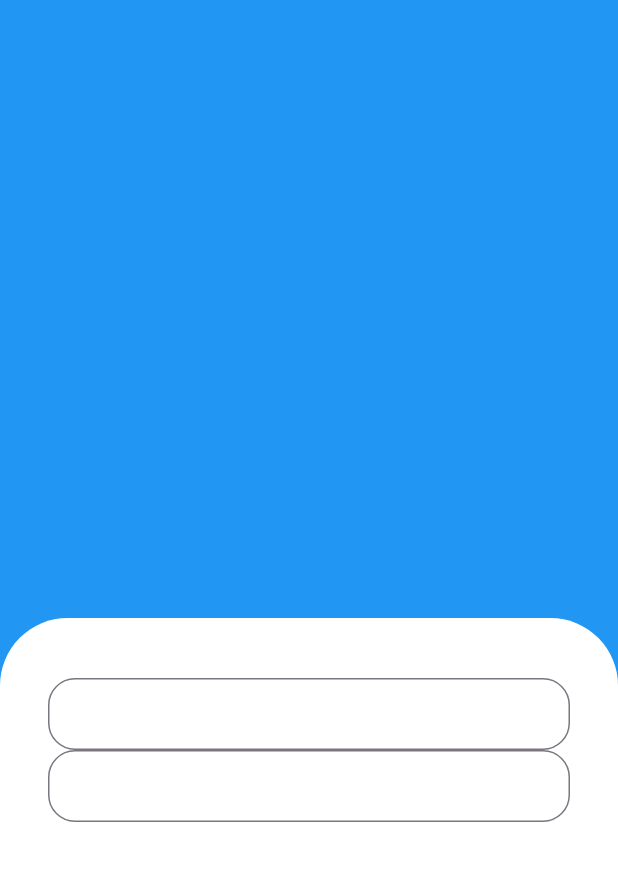
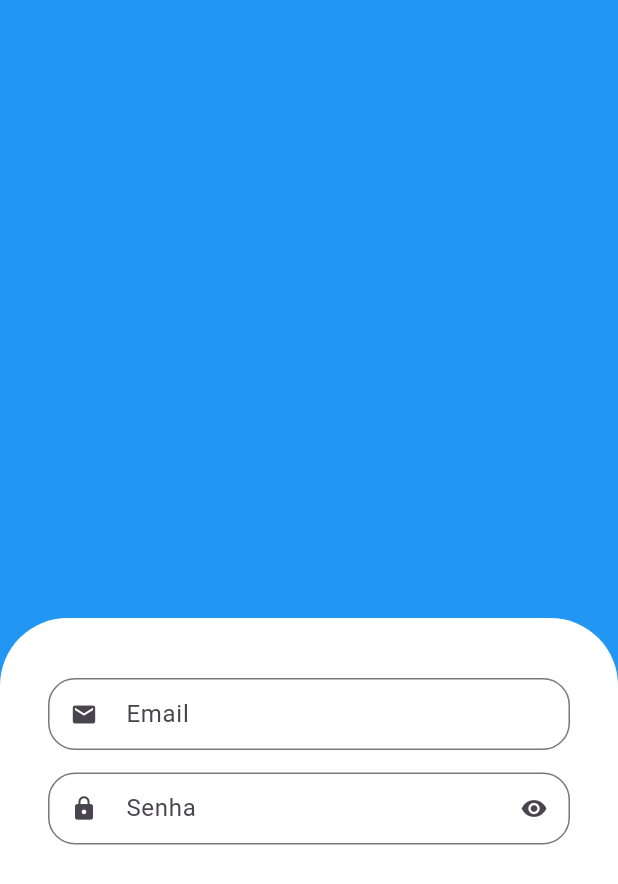
Before and after one commit to muriloLuix/TeladeLoginHortifruti, a Flutter app: the screen it shows after launch, on a phone screen of 412 x 824 dp. Shown: the top 884 px of the screen. Run offline on Flutter 3.47's test engine with Material 3 defaults, Android fonts, the phone set to English and light mode, and no system bars; missing offline and left inert: dart:ffi.

Commit message:
Tela de Login

```diff
--- a/lib/src/authentication/login_screen.dart
+++ b/lib/src/authentication/login_screen.dart
@@ -1,4 +1,5 @@
 import 'package:flutter/material.dart';
+import 'package:hortifruti/src/components/campoDeTexto.dart';
 
 class LoginScreen extends StatelessWidget {
   const LoginScreen({super.key});
@@ -24,21 +25,10 @@ class LoginScreen extends StatelessWidget {
               child: Column(
                 children: [
                   //Email
-                  TextFormField(
-                    decoration: InputDecoration(
-                      isDense: true,
-                        border: OutlineInputBorder(
-                      borderRadius: BorderRadius.circular(18),
-                    )),
-                  ),
-                  TextFormField(
-                    decoration: InputDecoration(
-                      isDense: true,
-                        border: OutlineInputBorder(
-                      borderRadius: BorderRadius.circular(18),
-                    )),
-                  )
+                  campoDeTextoCustomizado(label: 'Email', icon: Icons.email),
                   //Senha
+                  campoDeTextoCustomizado(
+                      label: 'Senha', icon: Icons.lock, isobscure: true),
                 ],
               ),
             ),
--- /dev/null
+++ b/lib/src/components/campoDeTexto.dart
@@ -0,0 +1,39 @@
+import 'dart:ffi';
+
+import 'package:flutter/material.dart';
+
+class campoDeTextoCustomizado extends StatelessWidget {
+  final IconData icon;
+  final String label;
+  bool isobscure;
+  campoDeTextoCustomizado(
+      {super.key,
+      required this.icon,
+      required this.label,
+      this.isobscure = false});
+
+  @override
+  Widget build(BuildContext context) {
+    return Padding(
+      padding: const EdgeInsets.only(bottom: 15),
+      child: TextFormField(
+        obscureText: isobscure,
+        decoration: InputDecoration(
+            prefixIcon: Icon(icon),
+            suffixIcon: isobscure
+                ? IconButton(
+                    onPressed: () {
+                      isobscure = !isobscure;
+                    },
+                    icon: const Icon(Icons.visibility),
+                  )
+                : null,
+            labelText: label,
+            isDense: true,
+            border: OutlineInputBorder(
+              borderRadius: BorderRadius.circular(18),
+            )),
+      ),
+    );
+  }
+}
```
